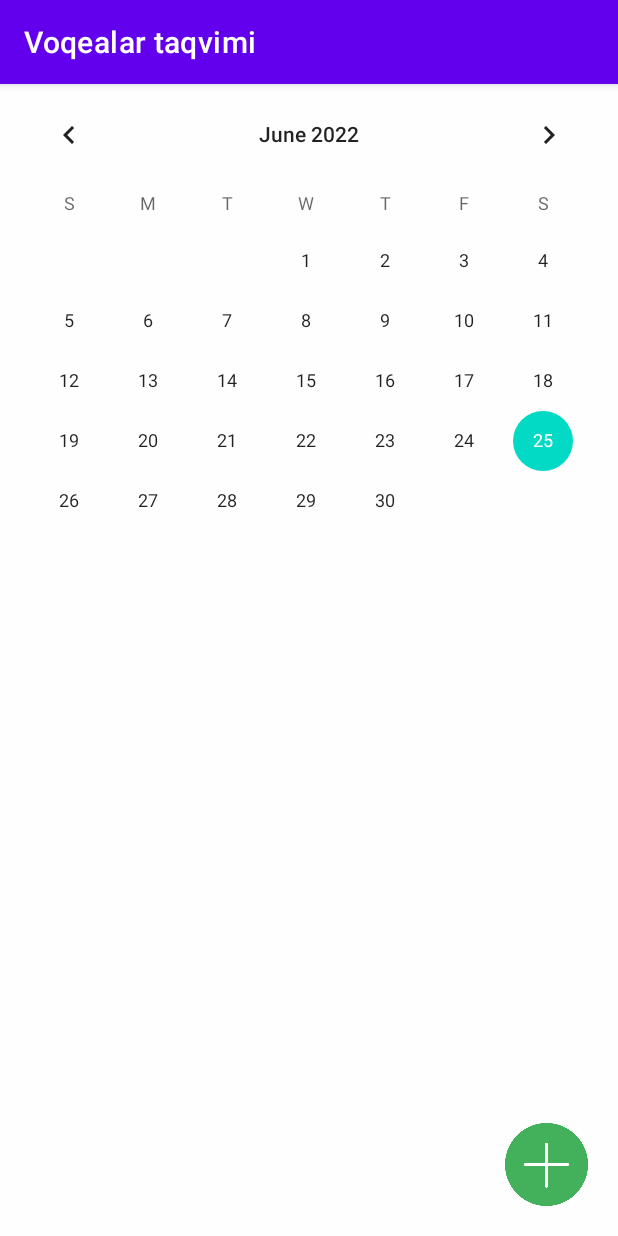
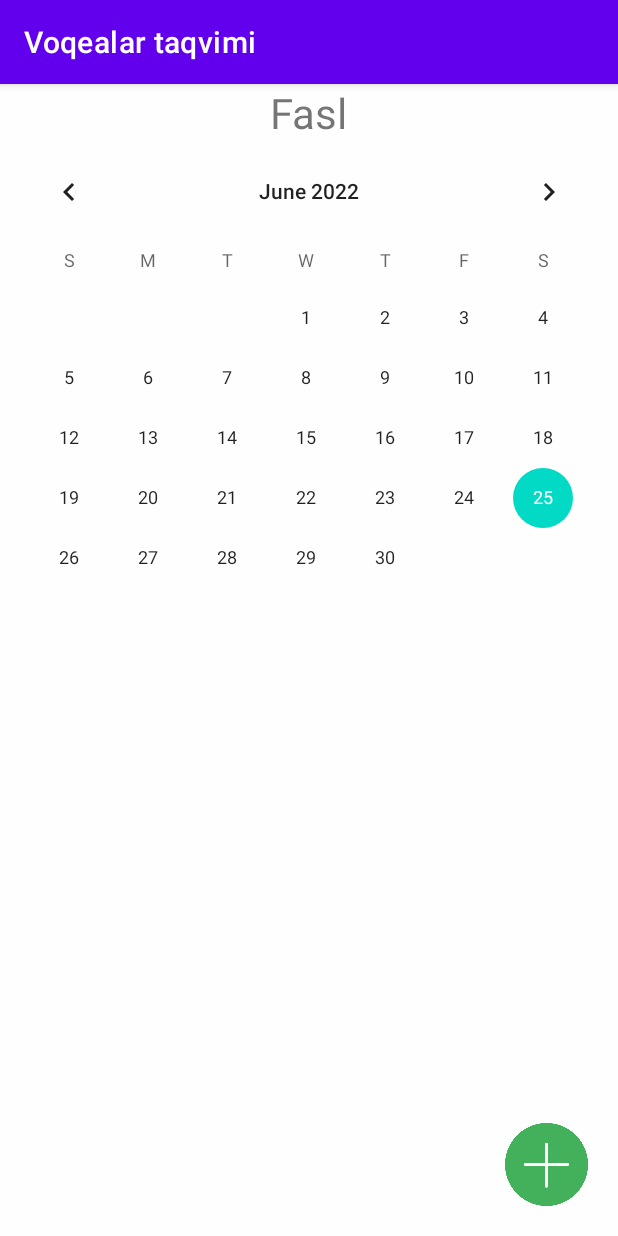
Before and after one commit to mahmud0v/VoqealarTaqvimi, an Android app: the screen it shows after launch (MainActivity), on a phone screen of 412 x 824 dp. Run offline under Robolectric (Android 15) with nearby library versions, the phone set to English and light mode, and no system bars; our stand-ins replace Room's generated code.

Commit message:
add functionality

```diff
--- a/app/build.gradle
+++ b/app/build.gradle
@@ -56,6 +56,7 @@ dependencies {
     kapt "androidx.room:room-compiler:$room_version"
 
 
+
     implementation 'androidx.core:core-ktx:1.7.0'
     implementation 'androidx.appcompat:appcompat:1.4.2'
     implementation 'com.google.android.material:material:1.6.1'
--- a/app/src/main/java/uz/tuit/voqealartaqvimi/HomeScreen.kt
+++ b/app/src/main/java/uz/tuit/voqealartaqvimi/HomeScreen.kt
@@ -4,6 +4,7 @@ import android.os.Bundle
 import android.view.LayoutInflater
 import android.view.View
 import android.view.ViewGroup
+import android.widget.AdapterView
 import android.widget.CalendarView
 import androidx.fragment.app.Fragment
 import androidx.navigation.fragment.findNavController
@@ -32,6 +33,7 @@ class HomeScreen : Fragment() {
         val list = binding.calendarView
         val customFormat = SimpleDateFormat("dd/MM/yyyy")
         val currentDate = customFormat.format(binding.calendarView.date).substring(0, 2)
+        val numberCurrentDate = currentDate.toInt()
         val eventList = AppDatabase.db!!.eventDao()!!.getDateEvents(currentDate.toString())
         if (eventList.isNotEmpty()) {
             adapter = EventAdapter()
@@ -40,18 +42,46 @@ class HomeScreen : Fragment() {
             binding.rvView.layoutManager = LinearLayoutManager(requireContext())
         }
 
+        if (numberCurrentDate==12|| numberCurrentDate in 1..2){
+            binding.faslId.text = "Qish"
+
+        }
+        if (numberCurrentDate in 3..5){
+            binding.faslId.text = "Bahor"
+        }
+        if (numberCurrentDate in 6..8){
+            binding.faslId.text = "Yoz"
+        }
+        if (numberCurrentDate in 9..11){
+            binding.faslId.text = "Kuz"
+        }
+
+
         binding.calendarView.setOnDateChangeListener(
             CalendarView.OnDateChangeListener { calendarView, i, i2, i3 ->
+
                 val anoEventList =
                     AppDatabase.db!!.eventDao()!!.getDateEvents(i3.toString())
                 val adapter = EventAdapter()
                 adapter.differ.submitList(anoEventList)
                 binding.rvView.adapter = adapter
                 binding.rvView.layoutManager = LinearLayoutManager(requireContext())
+                if ((i2+1)==12||(i2+1) in 1..2){
+                    binding.faslId.text = "Qish"
 
-
+                }
+                if ((i2+1) in 3..5){
+                    binding.faslId.text = "Bahor"
+                }
+                if ((i2+1)in 6..8){
+                    binding.faslId.text = "Yoz"
+                }
+                if ((i2+1) in 9..11){
+                    binding.faslId.text = "Kuz"
+                }
             }
         )
+
 
         binding.addBtn.setOnClickListener {
             findNavController().navigate(R.id.action_homeScreen_to_addEventScreen)
--- a/app/src/main/res/layout/home_screen.xml
+++ b/app/src/main/res/layout/home_screen.xml
@@ -5,19 +5,31 @@
     android:layout_height="match_parent"
     android:background="#0DEDE9E9">
 
+    <TextView
+        android:layout_width="wrap_content"
+        android:layout_height="wrap_content"
+        android:text="Fasl"
+        android:id="@+id/fasl_id"
+        android:textSize="28sp"
+        app:layout_constraintTop_toTopOf="parent"
+        app:layout_constraintLeft_toLeftOf="parent"
+        app:layout_constraintRight_toRightOf="parent"
+
+        />
+
     <CalendarView
         android:id="@+id/calendar_view"
         android:layout_width="match_parent"
         android:layout_height="wrap_content"
         app:layout_constraintLeft_toLeftOf="parent"
         app:layout_constraintRight_toRightOf="parent"
-        app:layout_constraintTop_toTopOf="parent" />
+        app:layout_constraintTop_toBottomOf="@id/fasl_id" />
 
     <androidx.recyclerview.widget.RecyclerView
         android:id="@+id/rv_view"
         android:layout_width="match_parent"
         android:layout_height="match_parent"
-        android:layout_marginTop="330dp" />
+        android:layout_marginTop="370dp" />
 
     <ImageView
         android:id="@+id/add_btn"
```
Also changed, not shown: app/src/main/java/uz/tuit/voqealartaqvimi/MainActivity.kt (line endings or trailing spaces).
